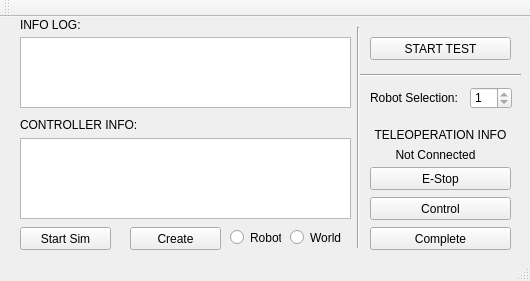
The window that CS490HUB/mainwindow.ui (JLongazo/CS-490) describes before a commit, drawn with Qt 5.
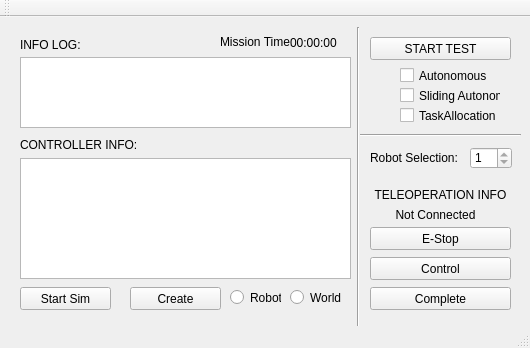
The same window after the commit.

What changed in the file:
```diff
--- a/CS490HUB/mainwindow.ui
+++ b/CS490HUB/mainwindow.ui
@@ -7,7 +7,7 @@
     <x>0</x>
     <y>0</y>
     <width>530</width>
-    <height>281</height>
+    <height>348</height>
    </rect>
   </property>
   <property name="windowTitle">
@@ -18,7 +18,7 @@
     <property name="geometry">
      <rect>
       <x>20</x>
-      <y>20</y>
+      <y>40</y>
       <width>331</width>
       <height>71</height>
      </rect>
@@ -28,7 +28,7 @@
     <property name="geometry">
      <rect>
       <x>130</x>
-      <y>210</y>
+      <y>270</y>
       <width>91</width>
       <height>23</height>
      </rect>
@@ -54,7 +54,7 @@
     <property name="geometry">
      <rect>
       <x>470</x>
-      <y>70</y>
+      <y>130</y>
       <width>42</width>
       <height>22</height>
      </rect>
@@ -70,7 +70,7 @@
     <property name="geometry">
      <rect>
       <x>370</x>
-      <y>150</y>
+      <y>210</y>
       <width>141</width>
       <height>23</height>
      </rect>
@@ -83,7 +83,7 @@
     <property name="geometry">
      <rect>
       <x>370</x>
-      <y>180</y>
+      <y>240</y>
       <width>141</width>
       <height>23</height>
      </rect>
@@ -96,7 +96,7 @@
     <property name="geometry">
      <rect>
       <x>370</x>
-      <y>210</y>
+      <y>270</y>
       <width>141</width>
       <height>23</height>
      </rect>
@@ -109,7 +109,7 @@
     <property name="geometry">
      <rect>
       <x>370</x>
-      <y>130</y>
+      <y>190</y>
       <width>131</width>
       <height>16</height>
      </rect>
@@ -122,7 +122,7 @@
     <property name="geometry">
      <rect>
       <x>230</x>
-      <y>210</y>
+      <y>270</y>
       <width>51</width>
       <height>21</height>
      </rect>
@@ -135,7 +135,7 @@
     <property name="geometry">
      <rect>
       <x>290</x>
-      <y>210</y>
+      <y>270</y>
       <width>61</width>
       <height>21</height>
      </rect>
@@ -148,9 +148,9 @@
     <property name="geometry">
      <rect>
       <x>20</x>
-      <y>121</y>
+      <y>141</y>
       <width>331</width>
-      <height>81</height>
+      <height>121</height>
      </rect>
     </property>
    </widget>
@@ -158,7 +158,7 @@
     <property name="geometry">
      <rect>
       <x>20</x>
-      <y>210</y>
+      <y>270</y>
       <width>91</width>
       <height>23</height>
      </rect>
@@ -171,7 +171,7 @@
     <property name="geometry">
      <rect>
       <x>370</x>
-      <y>70</y>
+      <y>130</y>
       <width>91</width>
       <height>21</height>
      </rect>
@@ -184,7 +184,7 @@
     <property name="geometry">
      <rect>
       <x>370</x>
-      <y>110</y>
+      <y>170</y>
       <width>141</width>
       <height>16</height>
      </rect>
@@ -197,7 +197,7 @@
     <property name="geometry">
      <rect>
       <x>360</x>
-      <y>50</y>
+      <y>110</y>
       <width>161</width>
       <height>16</height>
      </rect>
@@ -212,7 +212,7 @@
       <x>350</x>
       <y>10</y>
       <width>16</width>
-      <height>221</height>
+      <height>301</height>
      </rect>
     </property>
     <property name="orientation">
@@ -223,7 +223,7 @@
     <property name="geometry">
      <rect>
       <x>20</x>
-      <y>0</y>
+      <y>20</y>
       <width>91</width>
       <height>16</height>
      </rect>
@@ -236,7 +236,7 @@
     <property name="geometry">
      <rect>
       <x>20</x>
-      <y>100</y>
+      <y>120</y>
       <width>121</width>
       <height>16</height>
      </rect>
@@ -245,6 +245,71 @@
      <string>CONTROLLER INFO:</string>
     </property>
    </widget>
+   <widget class="QLabel" name="missionTime">
+    <property name="geometry">
+     <rect>
+      <x>290</x>
+      <y>15</y>
+      <width>61</width>
+      <height>21</height>
+     </rect>
+    </property>
+    <property name="text">
+     <string>00:00:00</string>
+    </property>
+   </widget>
+   <widget class="QLabel" name="label_5">
+    <property name="geometry">
+     <rect>
+      <x>220</x>
+      <y>9</y>
+      <width>71</width>
+      <height>31</height>
+     </rect>
+    </property>
+    <property name="text">
+     <string>Mission Time:</string>
+    </property>
+   </widget>
+   <widget class="QCheckBox" name="autonomy">
+    <property name="geometry">
+     <rect>
+      <x>400</x>
+      <y>50</y>
+      <width>91</width>
+      <height>17</height>
+     </rect>
+    </property>
+    <property name="text">
+     <string>Autonomous</string>
+    </property>
+   </widget>
+   <widget class="QCheckBox" name="saToggle">
+    <property name="geometry">
+     <rect>
+      <x>400</x>
+      <y>70</y>
+      <width>101</width>
+      <height>17</height>
+     </rect>
+    </property>
+    <property name="text">
+     <string>Sliding Autonomy</string>
+    </property>
+   </widget>
+   <widget class="QCheckBox" name="taToggle">
+    <property name="geometry">
+     <rect>
+      <x>400</x>
+      <y>90</y>
+      <width>101</width>
+      <height>17</height>
+     </rect>
+    </property>
+    <property name="text">
+     <string>TaskAllocation</string>
+    </property>
+   </widget>
   </widget>
   <widget class="QMenuBar" name="menuBar">
    <property name="geometry">
```
